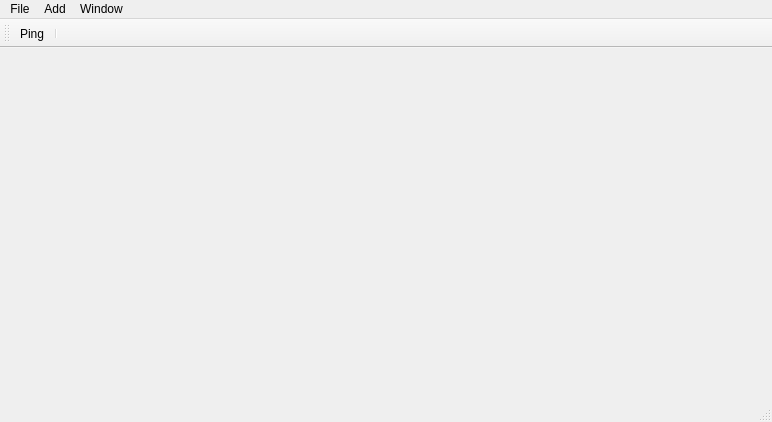
dehnhardt/flaacontrol, file src/mainwindow.ui: the form before one commit.
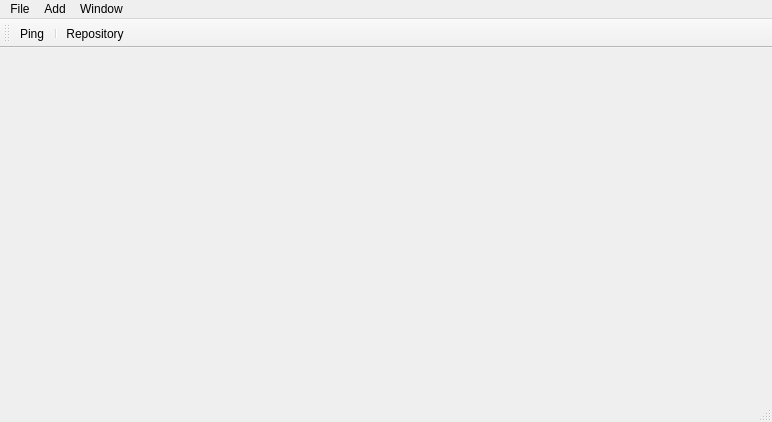
The form after the commit.

```diff
--- a/src/mainwindow.ui
+++ b/src/mainwindow.ui
@@ -78,6 +78,7 @@
    </attribute>
    <addaction name="actionSendPing"/>
    <addaction name="separator"/>
+   <addaction name="actionRepository"/>
   </widget>
   <widget class="QStatusBar" name="statusBar"/>
   <action name="actionSave">
@@ -113,6 +114,14 @@
     <string>Signal Flow</string>
    </property>
   </action>
+  <action name="actionRepository">
+   <property name="text">
+    <string>Repository</string>
+   </property>
+   <property name="toolTip">
+    <string>Request Repository</string>
+   </property>
+  </action>
  </widget>
  <layoutdefault spacing="6" margin="11"/>
  <resources/>
```
Left out of the diff: 2 changed lines with no effect on the pictures.
